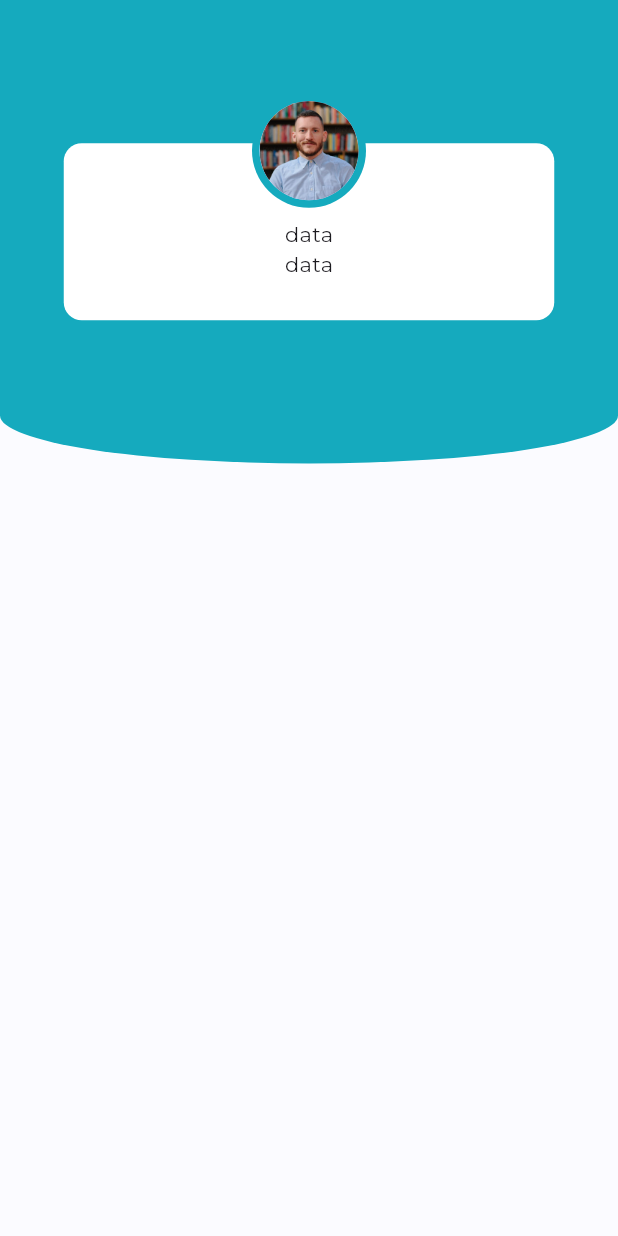
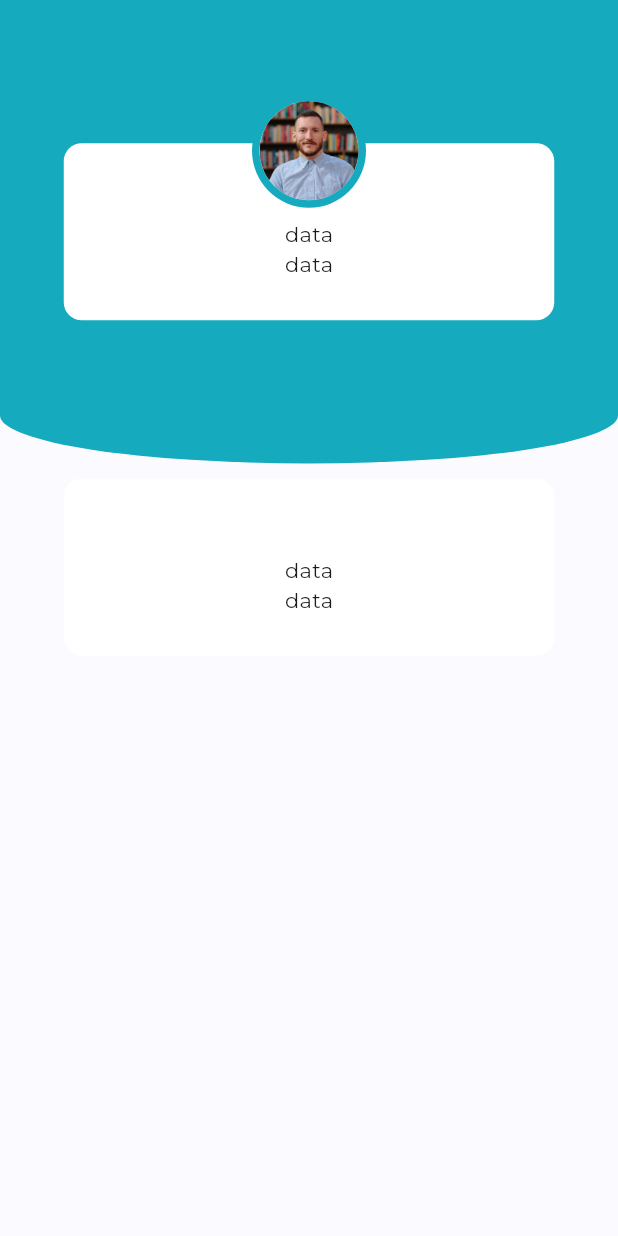
Before and after one commit to flipking038/Driver_app, a Flutter app: the ProfileScreen screen opened directly, on a phone screen of 412 x 824 dp. Run offline on Flutter 3.47's test engine with Material 3 defaults, Android fonts, the phone set to English and light mode, and no system bars; our stand-ins replace dio, flutter_bloc, shared_preferences; accounts and stored records are empty.

Commit message:
Use Widget Refactor

```diff
--- a/lib/screens/profile_screen.dart
+++ b/lib/screens/profile_screen.dart
@@ -1,61 +1,33 @@
 import 'package:flutter/material.dart';
-import 'package:telgani/constant.dart';
+import 'package:telgani/widgets/profile_widgets/header_background_color.dart';
+import 'package:telgani/widgets/profile_widgets/user_card_info.dart';
+import 'package:telgani/widgets/profile_widgets/user_image.dart';
 
 class ProfileScreen extends StatelessWidget {
   const ProfileScreen({super.key});
 
   @override
   Widget build(BuildContext context) {
-    return Scaffold(
+    return const Scaffold(
       backgroundColor: Color(0xffFBFBFF),
-      body: Stack(
+      body: Column(
         children: [
-          Container(
-            width: double.infinity,
-            height: 309,
-            alignment: Alignment.center,
-            decoration: BoxDecoration(
-              color: kPrimaryColor,
-              borderRadius: BorderRadius.vertical(
-                bottom:
-                    Radius.elliptical(MediaQuery.of(context).size.width, 64),
+          Stack(
+            children: [
+              HeaderBackground(
+                child: Stack(
+                  alignment: Alignment.topCenter,
+                  clipBehavior: Clip.none,
+                  children: [
+                    UserCardInfo(),
+                    UserImage(),
+                  ],
+                ),
               ),
-            ),
-            child: Stack(
-              alignment: Alignment.topCenter,
-              clipBehavior: Clip.none,
-              children: [
-                Container(
-                    width: 327,
-                    height: 118,
-                    decoration: const BoxDecoration(
-                      color: Colors.white,
-                      borderRadius: BorderRadius.all(Radius.circular(12)),
-                    ),
-                    child: const Padding(
-                      padding: EdgeInsets.all(27),
-                      child: Column(
-                        mainAxisAlignment: MainAxisAlignment.end,
-                        children: [
-                          Text('data'),
-                          Text('data'),
-                        ],
-                      ),
-                    )),
-                const Positioned(
-                  top: -33,
-                  child: CircleAvatar(
-                    radius: 38,
-                    backgroundColor: kPrimaryColor,
-                    child: CircleAvatar(
-                      radius: 33,
-                      backgroundImage: AssetImage('assets/image/image.png'),
-                    ),
-                  ),
-                )
-              ],
-            ),
+            ],
           ),
+          SizedBox(height: 10),
+          UserCardInfo(),
         ],
       ),
     );
--- a/lib/widgets/profile_widgets/header_background_color.dart
+++ b/lib/widgets/profile_widgets/header_background_color.dart
@@ -0,0 +1,23 @@
+import 'package:flutter/material.dart';
+import 'package:telgani/constant.dart';
+
+class HeaderBackground extends StatelessWidget {
+  const HeaderBackground({super.key, required this.child});
+
+  final Widget child;
+
+  @override
+  Widget build(BuildContext context) {
+    return Container(
+        width: double.infinity,
+        height: 309,
+        alignment: Alignment.center,
+        decoration: BoxDecoration(
+          color: kPrimaryColor,
+          borderRadius: BorderRadius.vertical(
+            bottom: Radius.elliptical(MediaQuery.of(context).size.width, 64),
+          ),
+        ),
+        child: child);
+  }
+}
--- /dev/null
+++ b/lib/widgets/profile_widgets/user_card_info.dart
@@ -0,0 +1,27 @@
+import 'package:flutter/material.dart';
+
+class UserCardInfo extends StatelessWidget {
+  const UserCardInfo({super.key});
+
+  @override
+  Widget build(BuildContext context) {
+    return Container(
+      width: 327,
+      height: 118,
+      decoration: const BoxDecoration(
+        color: Colors.white,
+        borderRadius: BorderRadius.all(Radius.circular(12)),
+      ),
+      child: const Padding(
+        padding: EdgeInsets.all(27),
+        child: Column(
+          mainAxisAlignment: MainAxisAlignment.end,
+          children: [
+            Text('data'),
+            Text('data'),
+          ],
+        ),
+      ),
+    );
+  }
+}
--- a/lib/widgets/profile_widgets/user_image.dart
+++ b/lib/widgets/profile_widgets/user_image.dart
@@ -0,0 +1,21 @@
+import 'package:flutter/material.dart';
+import 'package:telgani/constant.dart';
+
+class UserImage extends StatelessWidget {
+  const UserImage({super.key});
+
+  @override
+  Widget build(BuildContext context) {
+    return const Positioned(
+      top: -33,
+      child: CircleAvatar(
+        radius: 38,
+        backgroundColor: kPrimaryColor,
+        child: CircleAvatar(
+          radius: 33,
+          backgroundImage: AssetImage('assets/image/image.png'),
+        ),
+      ),
+    );
+  }
+}
```
